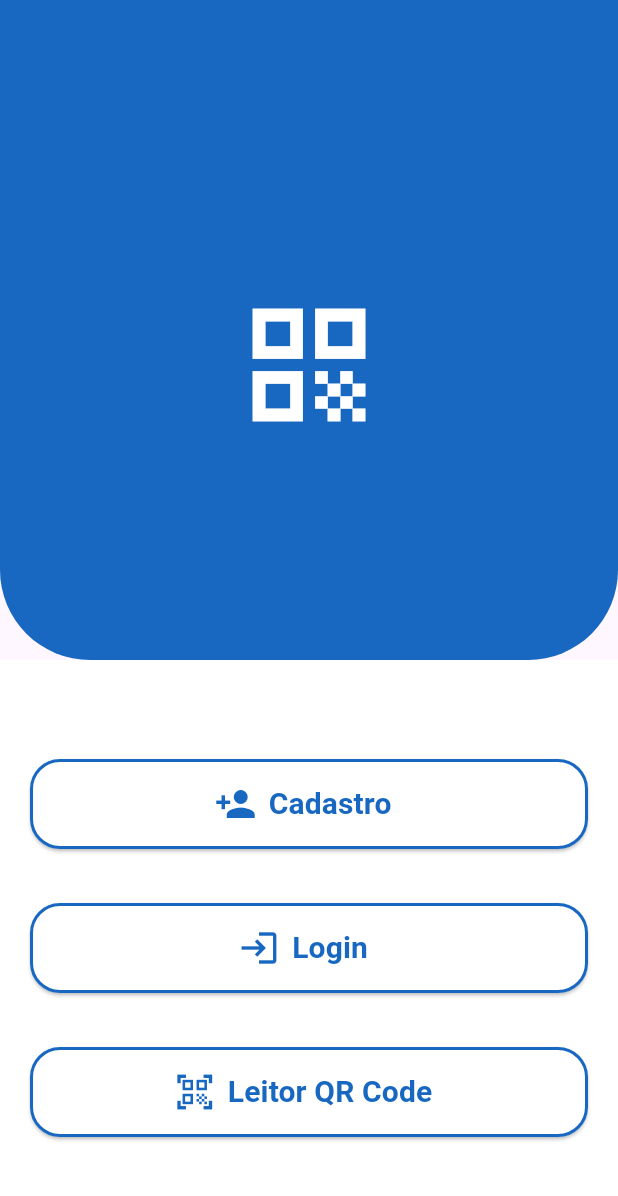
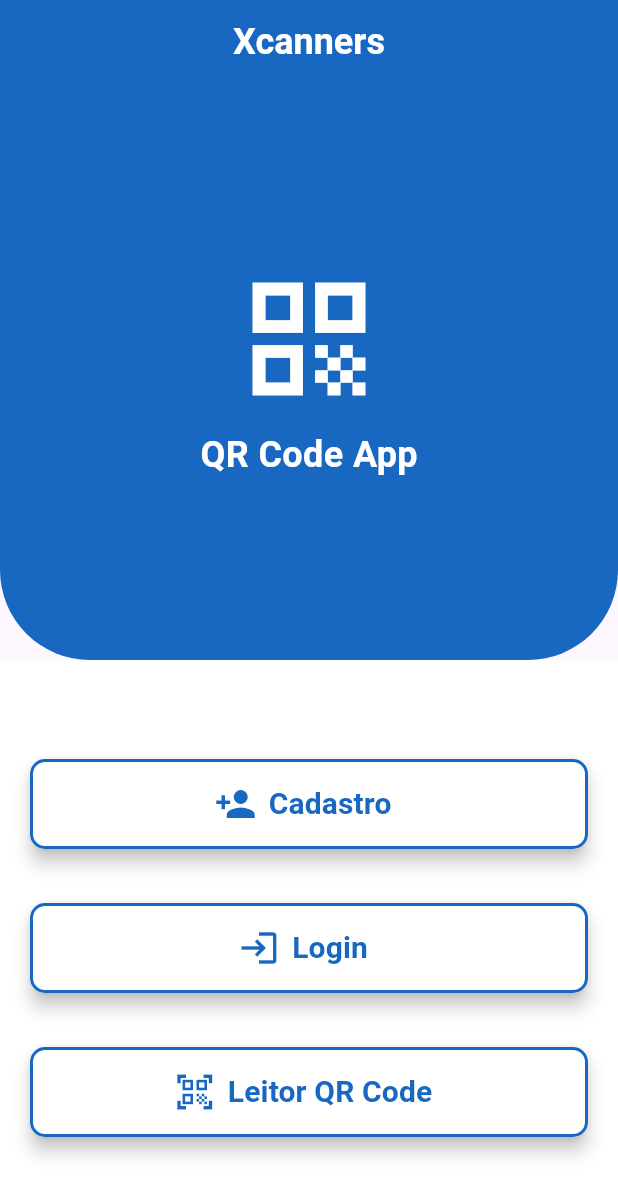
Before and after one commit to DaviEspinosa/Flutter_Projects, a Flutter app: the FirstPage screen opened directly, on a phone screen of 412 x 824 dp. Shown: the top 1196 px of the screen. Run offline on Flutter 3.47's test engine with Material 3 defaults, Android fonts, the phone set to English and light mode, and no system bars; our stand-ins replace cloud_firestore, firebase_auth, firebase_core, qr_flutter; missing offline and left inert: mobile_scanner, qr_code_app; accounts and stored records are empty; statements that could not run were skipped.

```diff
--- a/qr_code_app/lib/screens/first_page.dart
+++ b/qr_code_app/lib/screens/first_page.dart
@@ -10,6 +10,15 @@ class FirstPage extends StatelessWidget {
       appBar: AppBar(
         centerTitle: true,
         backgroundColor: const Color.fromARGB(255, 24, 103, 192),
+        elevation: 0,
+        title: Text(
+          'Xcanners',
+          style: TextStyle(
+            color: Colors.white,
+            fontSize: 24,
+            fontWeight: FontWeight.bold,
+          ),
+        ),
       ),
       body: Column(
         children: [
@@ -33,6 +42,14 @@ class FirstPage extends StatelessWidget {
                     color: const Color.fromARGB(255, 255, 255, 255),
                   ),
                   SizedBox(height: 10),
+                  Text(
+                    'QR Code App',
+                    style: TextStyle(
+                      fontSize: 24,
+                      color: Colors.white,
+                      fontWeight: FontWeight.bold,
+                    ),
+                  ),
                 ],
               ),
             ),
@@ -65,8 +82,7 @@ class FirstPage extends StatelessWidget {
                     () {
                       Navigator.push(
                         context,
-                        MaterialPageRoute(
-                            builder: (context) => LoginPageScreen()),
+                        MaterialPageRoute(builder: (context) => LoginPageScreen()),
                       );
                     },
                   ),
@@ -77,8 +93,7 @@ class FirstPage extends StatelessWidget {
                     () {
                       Navigator.push(
                         context,
-                        MaterialPageRoute(
-                            builder: (context) => QRCodeScannerPage()),
+                        MaterialPageRoute(builder: (context) => QRCodeScannerPage()),
                       );
                     },
                   ),
@@ -102,13 +117,14 @@ class FirstPage extends StatelessWidget {
         minimumSize: Size(double.infinity, 60),
         backgroundColor: const Color.fromARGB(255, 255, 255, 255),
         shape: RoundedRectangleBorder(
-          borderRadius: BorderRadius.circular(20),
+          borderRadius: BorderRadius.circular(10),
           side: BorderSide(
-              color: const Color.fromARGB(255, 24, 103, 192), width: 2),
+            color: const Color.fromARGB(255, 24, 103, 192), width: 2,
+          ),
         ),
+        elevation: 5,
       ),
-      icon:
-          Icon(icon, size: 28, color: const Color.fromARGB(255, 24, 103, 192)),
+      icon: Icon(icon, size: 28, color: const Color.fromARGB(255, 24, 103, 192)),
       label: Text(
         text,
         style: TextStyle(
```
